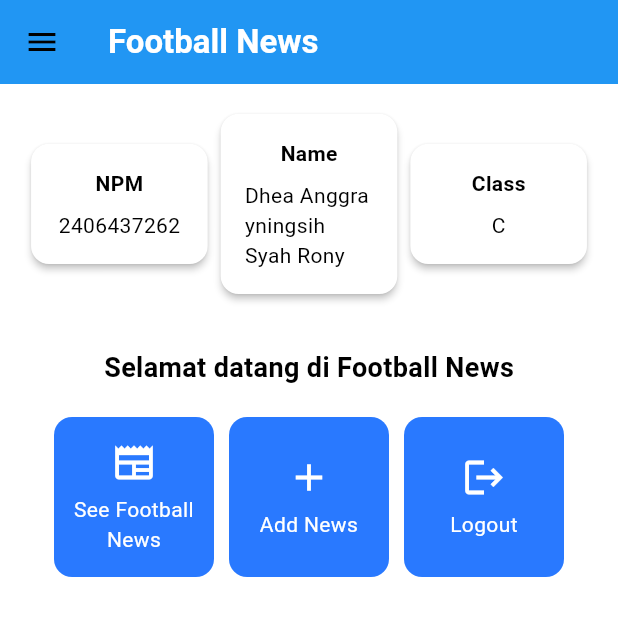
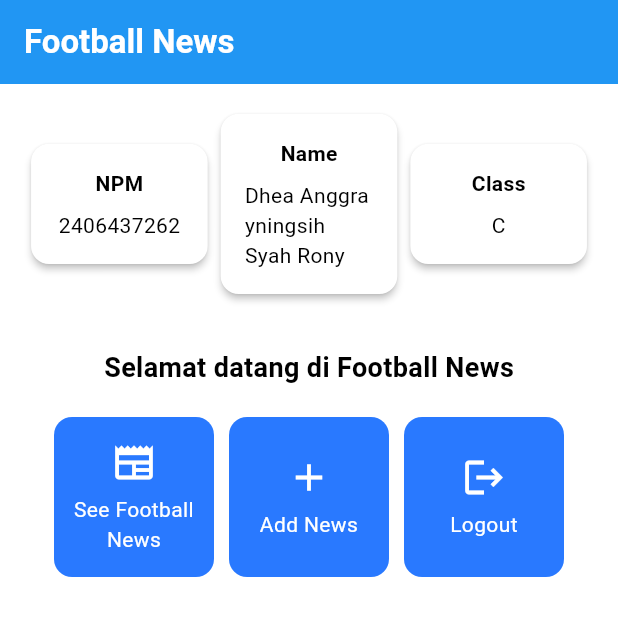
Before and after one commit to dheaasr/football-news-mobile, a Flutter app: the screen it shows after launch, on a phone screen of 412 x 824 dp, the top half of it. Run offline on Flutter 3.47's test engine with Material 3 defaults, Android fonts, the phone set to English and light mode, and no system bars.

Commit message:
Tutorial 7: Flutter Navigation, Layouts, Forms, and Input Elements

```diff
--- a/lib/screens/menu.dart
+++ b/lib/screens/menu.dart
@@ -1,5 +1,4 @@
 import 'package:flutter/material.dart';
-import 'package:football_news/widgets/left_drawer.dart';
 import 'package:football_news/widgets/news_card.dart';
 
 class MyHomePage extends StatelessWidget {
@@ -33,7 +32,7 @@ class MyHomePage extends StatelessWidget {
         backgroundColor: Theme.of(context).colorScheme.primary,
       ),
       // Body halaman dengan padding di sekelilingnya.
-      drawer: LeftDrawer(),
+
 
 
       body: Padding(
```
